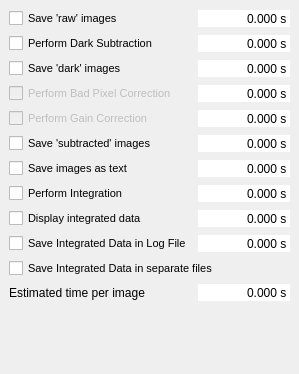
Above: source/qxrdcorrectiondialog.ui from guyjennings/qxrd before the change. Below: the same form after it.
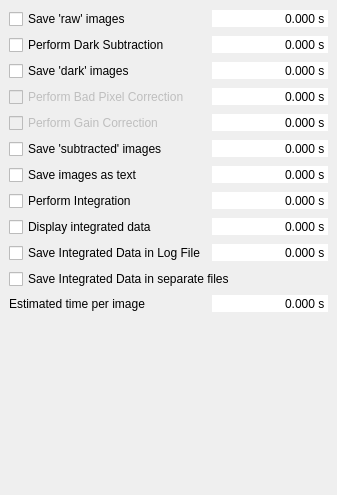
That is the form after the change.

Commit message: Removed explicit font sizes from ui designs (works better on osx then)

What changed in the file:
```diff
--- a/source/qxrdcorrectiondialog.ui
+++ b/source/qxrdcorrectiondialog.ui
@@ -6,8 +6,8 @@
    <rect>
     <x>0</x>
     <y>0</y>
-    <width>299</width>
-    <height>374</height>
+    <width>337</width>
+    <height>495</height>
    </rect>
   </property>
   <property name="windowTitle">
@@ -23,11 +23,6 @@
    <layout class="QGridLayout" name="gridLayout">
     <item row="0" column="0">
      <widget class="QCheckBox" name="m_SaveRaw">
-      <property name="font">
-       <font>
-        <pointsize>8</pointsize>
-       </font>
-      </property>
       <property name="toolTip">
        <string>Save 'raw' images (before dark subtraction), as well</string>
       </property>
@@ -60,11 +55,6 @@
     </item>
     <item row="1" column="0">
      <widget class="QCheckBox" name="m_PerformDark">
-      <property name="font">
-       <font>
-        <pointsize>8</pointsize>
-       </font>
-      </property>
       <property name="toolTip">
        <string>Do dark subtraction as images are taken</string>
       </property>
@@ -97,11 +87,6 @@
     </item>
     <item row="2" column="0">
      <widget class="QCheckBox" name="m_SaveDark">
-      <property name="font">
-       <font>
-        <pointsize>8</pointsize>
-       </font>
-      </property>
       <property name="toolTip">
        <string>Save 'dark' images</string>
       </property>
@@ -137,11 +122,6 @@
       <property name="enabled">
        <bool>false</bool>
       </property>
-      <property name="font">
-       <font>
-        <pointsize>8</pointsize>
-       </font>
-      </property>
       <property name="toolTip">
        <string>Do Bad Pixel Correction</string>
       </property>
@@ -177,11 +157,6 @@
       <property name="enabled">
        <bool>false</bool>
       </property>
-      <property name="font">
-       <font>
-        <pointsize>8</pointsize>
-       </font>
-      </property>
       <property name="toolTip">
        <string>Perform gain correction</string>
       </property>
@@ -214,11 +189,6 @@
     </item>
     <item row="5" column="0">
      <widget class="QCheckBox" name="m_SaveSubtracted">
-      <property name="font">
-       <font>
-        <pointsize>8</pointsize>
-       </font>
-      </property>
       <property name="toolTip">
        <string>Save subtracted images as they are taken</string>
       </property>
@@ -251,11 +221,6 @@
     </item>
     <item row="6" column="0">
      <widget class="QCheckBox" name="m_SaveAsText">
-      <property name="font">
-       <font>
-        <pointsize>8</pointsize>
-       </font>
-      </property>
       <property name="toolTip">
        <string>Save subtracted images as they are taken</string>
       </property>
@@ -288,11 +253,6 @@
     </item>
     <item row="7" column="0">
      <widget class="QCheckBox" name="m_PerformIntegration">
-      <property name="font">
-       <font>
-        <pointsize>8</pointsize>
-       </font>
-      </property>
       <property name="toolTip">
        <string>Perform angular integration as each image is taken</string>
       </property>
@@ -328,11 +288,6 @@
       <property name="enabled">
        <bool>true</bool>
       </property>
-      <property name="font">
-       <font>
-        <pointsize>8</pointsize>
-       </font>
-      </property>
       <property name="toolTip">
        <string>Add integrated data to graph as it is calculated</string>
       </property>
@@ -368,11 +323,6 @@
       <property name="enabled">
        <bool>true</bool>
       </property>
-      <property name="font">
-       <font>
-        <pointsize>8</pointsize>
-       </font>
-      </property>
       <property name="toolTip">
        <string>Save each integration as it is calculated</string>
       </property>
@@ -408,11 +358,6 @@
       <property name="enabled">
        <bool>true</bool>
       </property>
-      <property name="font">
-       <font>
-        <pointsize>8</pointsize>
-       </font>
-      </property>
       <property name="toolTip">
        <string>Save each integration in a separate file as it is calculated</string>
       </property>
```
The commit also changes 6 other files.
